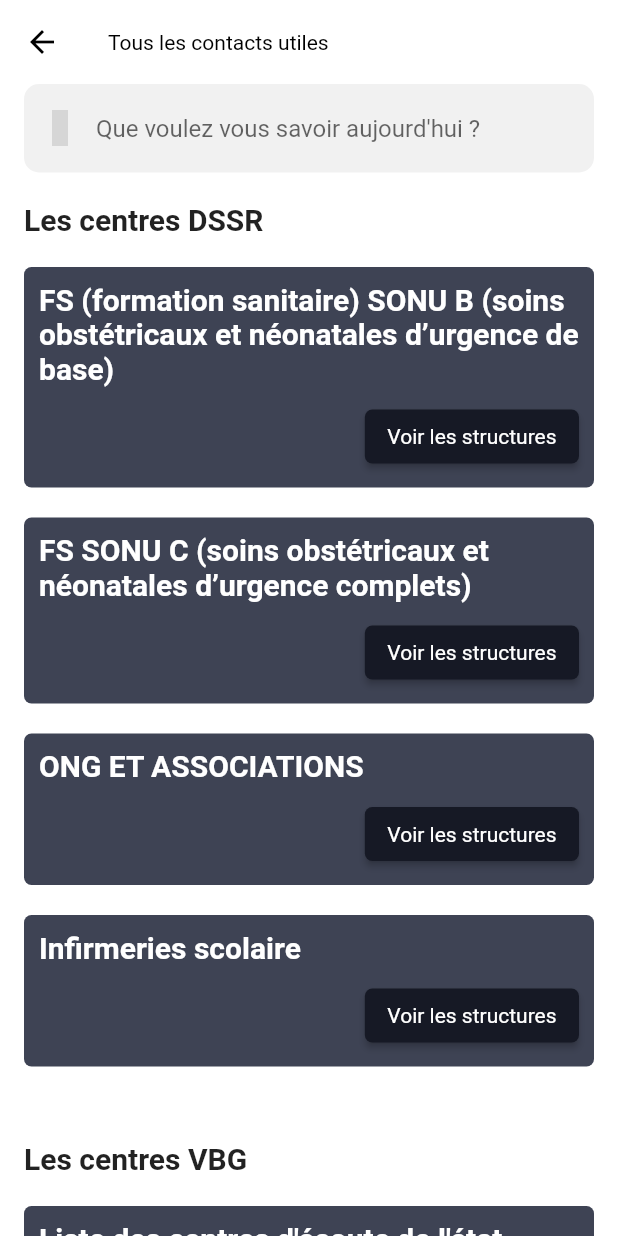
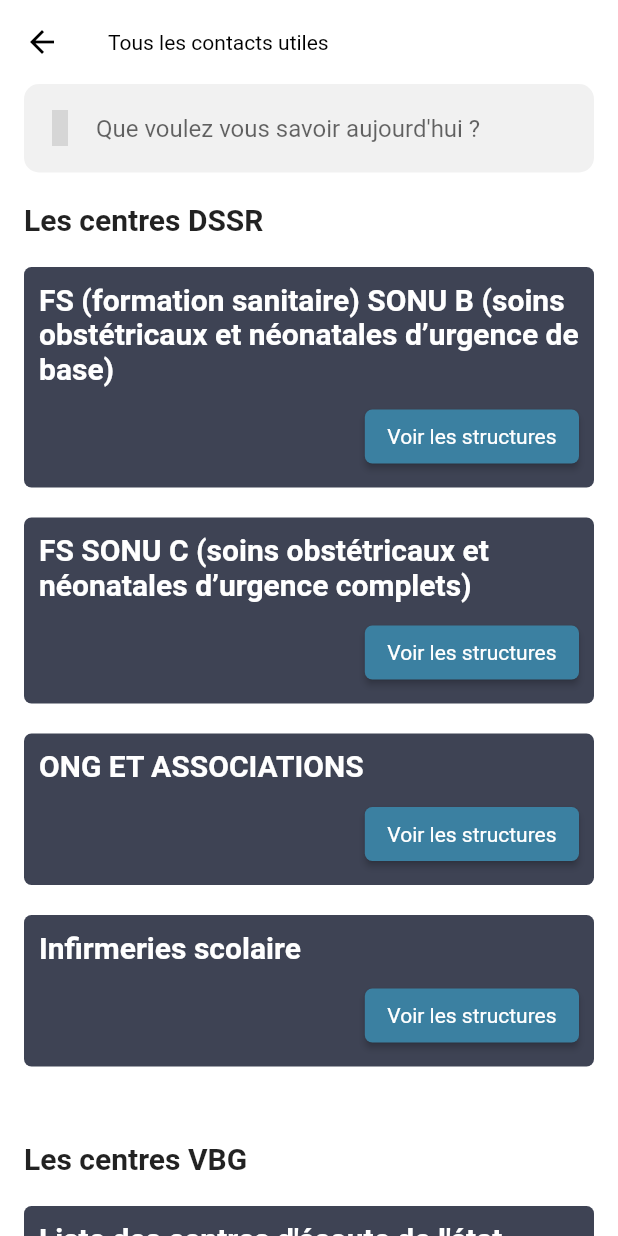
Before and after one commit to charlesdzadu/nchvbg, a Flutter app: the screen it shows after launch, after a tap on "Contacts utiles", on a phone screen of 412 x 824 dp. Run offline on Flutter 3.47's test engine with Material 2 defaults, Android fonts, the phone set to English and light mode, and no system bars; our stand-ins replace flutter_markdown, gap, get, iconsax; network calls fail; Roboto replaces fonts that are missing (Poppins); grey boxes are pictures that could not be loaded.

Commit message:
Update: Add new color to home screen

```diff
--- a/lib/src/frontend/screens/home_page.dart
+++ b/lib/src/frontend/screens/home_page.dart
@@ -82,7 +82,7 @@ class HomePage extends StatelessWidget {
                           child: Container(
                               padding: const EdgeInsets.all(10),
                               decoration: BoxDecoration(
-                                color: ProjectColors.primary,
+                                color: const Color(0XFF2077FF),
                                 borderRadius: BorderRadius.circular(10),
                               ),
                               child: Column(
@@ -119,7 +119,7 @@ class HomePage extends StatelessWidget {
                                 child: Container(
                                   padding: const EdgeInsets.all(10),
                                   decoration: BoxDecoration(
-                                    color: ProjectColors.green,
+                                    color: const Color(0XFF18B77D),
                                     borderRadius: BorderRadius.circular(10),
                                   ),
                                   child: Row(
@@ -160,7 +160,7 @@ class HomePage extends StatelessWidget {
                                 child: Container(
                                   padding: const EdgeInsets.all(10),
                                   decoration: BoxDecoration(
-                                    color: ProjectColors.blue,
+                                    color: const Color(0XFFFF9D00),
                                     borderRadius: BorderRadius.circular(10),
                                   ),
                                   child: Row(
@@ -206,7 +206,7 @@ class HomePage extends StatelessWidget {
                   child: Container(
                       padding: const EdgeInsets.all(20),
                       decoration: BoxDecoration(
-                        color: ProjectColors.primary,
+                        color: const Color(0XFFFFB200),
                         borderRadius: BorderRadius.circular(10),
                       ),
                       child: Row(
--- a/lib/src/frontend/screens/violence_detail_page.dart
+++ b/lib/src/frontend/screens/violence_detail_page.dart
@@ -49,7 +49,7 @@ class ViolenceDetailPage extends StatelessWidget {
                           borderRadius: BorderRadius.circular(10),
                           border: Border.all(
                             color: ProjectColors.primary,
-                            strokeAlign: StrokeAlign.inside,
+                            strokeAlign: BorderSide.strokeAlignInside,
                             width: 2,
                           ),
                           image: const DecorationImage(
@@ -392,7 +392,7 @@ class SlideButtonWidget extends StatelessWidget {
           borderRadius: BorderRadius.circular(20),
           border: Border.all(
             color: ProjectColors.primary,
-            strokeAlign: StrokeAlign.outside,
+            strokeAlign: BorderSide.strokeAlignOutside,
             width: 2,
           ),
         ),
--- a/lib/src/frontend/themes/app_colors.dart
+++ b/lib/src/frontend/themes/app_colors.dart
@@ -1,7 +1,7 @@
 import 'package:flutter/material.dart';
 
 class ProjectColors {
-  static const Color primary = Color(0XFF161925);
+  static const Color primary = Color(0XFF3B80A1);
   static const Color lightPrimary = Color(0XFF3E4354);
   static const Color black = Color(0XFF000000);
   static const Color white = Colors.white;
```
Also changed, not shown: pubspec.lock, 2 other files.
